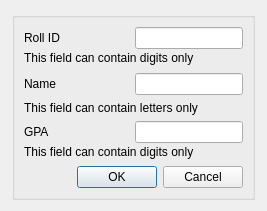
First picture: the form in addstudent_window.ui, repository giovanni-trabucco/studentdatabase, before the edit.
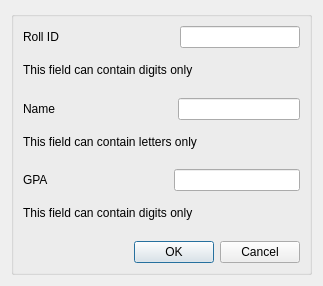
Second picture: the form after the edit.

Diff of the .ui file:
```diff
--- a/addstudent_window.ui
+++ b/addstudent_window.ui
@@ -6,26 +6,95 @@
    <rect>
     <x>0</x>
     <y>0</y>
-    <width>267</width>
-    <height>211</height>
+    <width>323</width>
+    <height>286</height>
    </rect>
   </property>
   <property name="windowTitle">
    <string>Dialog</string>
   </property>
+  <layout class="QGridLayout" name="gridLayout_2">
+   <item row="0" column="0">
   <widget class="QGroupBox" name="groupBox">
-   <property name="geometry">
-    <rect>
-     <x>12</x>
-     <y>12</y>
-     <width>243</width>
-     <height>188</height>
-    </rect>
-   </property>
    <property name="title">
     <string/>
    </property>
    <layout class="QGridLayout" name="gridLayout">
+      <item row="2" column="0">
+       <layout class="QVBoxLayout" name="verticalLayout_3">
+        <property name="spacing">
+         <number>0</number>
+        </property>
+        <property name="sizeConstraint">
+         <enum>QLayout::SetFixedSize</enum>
+        </property>
+        <item>
+         <layout class="QHBoxLayout" name="horizontalLayout_6">
+          <item>
+           <widget class="QLabel" name="lb_gpa">
+            <property name="text">
+             <string>GPA</string>
+            </property>
+           </widget>
+          </item>
+          <item>
+           <spacer name="horizontalSpacer_4">
+            <property name="orientation">
+             <enum>Qt::Horizontal</enum>
+            </property>
+            <property name="sizeHint" stdset="0">
+             <size>
+              <width>40</width>
+              <height>20</height>
+             </size>
+            </property>
+           </spacer>
+          </item>
+          <item>
+           <widget class="QLineEdit" name="le_gpa"/>
+          </item>
+         </layout>
+        </item>
+        <item>
+         <layout class="QHBoxLayout" name="horizontalLayout_7">
+          <property name="sizeConstraint">
+           <enum>QLayout::SetDefaultConstraint</enum>
+          </property>
+          <item>
+           <widget class="QLabel" name="lb_no_letters_in_gpa">
+            <property name="enabled">
+             <bool>true</bool>
+            </property>
+            <property name="font">
+             <font>
+              <pointsize>9</pointsize>
+             </font>
+            </property>
+            <property name="text">
+             <string>This field can contain digits only</string>
+            </property>
+           </widget>
+          </item>
+          <item>
+           <spacer name="verticalSpacer_3">
+            <property name="orientation">
+             <enum>Qt::Vertical</enum>
+            </property>
+            <property name="sizeType">
+             <enum>QSizePolicy::Expanding</enum>
+            </property>
+            <property name="sizeHint" stdset="0">
+             <size>
+              <width>20</width>
+              <height>5</height>
+             </size>
+            </property>
+           </spacer>
+          </item>
+         </layout>
+        </item>
+       </layout>
+      </item>
     <item row="3" column="0">
      <widget class="QDialogButtonBox" name="buttonBox">
       <property name="standardButtons">
@@ -33,72 +102,6 @@
       </property>
      </widget>
     </item>
-    <item row="1" column="0">
-     <layout class="QVBoxLayout" name="verticalLayout_2">
-      <property name="sizeConstraint">
-       <enum>QLayout::SetFixedSize</enum>
-      </property>
-      <item>
-       <layout class="QHBoxLayout" name="horizontalLayout_2">
-        <item>
-         <widget class="QLabel" name="lb_name">
-          <property name="text">
-           <string>Name</string>
-          </property>
-         </widget>
-        </item>
-        <item>
-         <spacer name="horizontalSpacer_2">
-          <property name="orientation">
-           <enum>Qt::Horizontal</enum>
-          </property>
-          <property name="sizeHint" stdset="0">
-           <size>
-            <width>40</width>
-            <height>20</height>
-           </size>
-          </property>
-         </spacer>
-        </item>
-        <item>
-         <widget class="QLineEdit" name="le_name"/>
-        </item>
-       </layout>
-      </item>
-      <item>
-       <layout class="QHBoxLayout" name="horizontalLayout_4">
-        <item>
-         <widget class="QLabel" name="lb_no_digits_in_name">
-          <property name="enabled">
-           <bool>true</bool>
-          </property>
-          <property name="font">
-           <font>
-            <pointsize>9</pointsize>
-           </font>
-          </property>
-          <property name="text">
-           <string>This field can contain letters only</string>
-          </property>
-         </widget>
-        </item>
-        <item>
-         <spacer name="verticalSpacer_2">
-          <property name="orientation">
-           <enum>Qt::Vertical</enum>
-          </property>
-          <property name="sizeHint" stdset="0">
-           <size>
-            <width>20</width>
-            <height>5</height>
-           </size>
-          </property>
-         </spacer>
-        </item>
-       </layout>
-      </item>
-     </layout>
-    </item>
     <item row="0" column="0">
      <layout class="QVBoxLayout" name="verticalLayout">
       <property name="spacing">
@@ -174,8 +177,8 @@
       </item>
      </layout>
     </item>
-    <item row="2" column="0">
-     <layout class="QVBoxLayout" name="verticalLayout_3">
+      <item row="1" column="0">
+       <layout class="QVBoxLayout" name="verticalLayout_4">
       <property name="spacing">
        <number>0</number>
       </property>
@@ -183,16 +186,16 @@
        <enum>QLayout::SetFixedSize</enum>
       </property>
       <item>
-       <layout class="QHBoxLayout" name="horizontalLayout_6">
+         <layout class="QHBoxLayout" name="horizontalLayout_5">
         <item>
-         <widget class="QLabel" name="lb_gpa">
+           <widget class="QLabel" name="lb_name">
           <property name="text">
-           <string>GPA</string>
+             <string>Name</string>
           </property>
          </widget>
         </item>
         <item>
-         <spacer name="horizontalSpacer_4">
+           <spacer name="horizontalSpacer_3">
           <property name="orientation">
            <enum>Qt::Horizontal</enum>
           </property>
@@ -205,17 +208,17 @@
          </spacer>
         </item>
         <item>
-         <widget class="QLineEdit" name="le_gpa"/>
+           <widget class="QLineEdit" name="le_name"/>
         </item>
        </layout>
       </item>
       <item>
-       <layout class="QHBoxLayout" name="horizontalLayout_7">
+         <layout class="QHBoxLayout" name="horizontalLayout_8">
         <property name="sizeConstraint">
          <enum>QLayout::SetDefaultConstraint</enum>
         </property>
         <item>
-         <widget class="QLabel" name="lb_no_letters_in_gpa">
+           <widget class="QLabel" name="lb_no_digits_in_name">
           <property name="enabled">
            <bool>true</bool>
           </property>
@@ -225,12 +228,12 @@
            </font>
           </property>
           <property name="text">
-           <string>This field can contain digits only</string>
+             <string>This field can contain letters only</string>
           </property>
          </widget>
         </item>
         <item>
-         <spacer name="verticalSpacer_3">
+           <spacer name="verticalSpacer_4">
           <property name="orientation">
            <enum>Qt::Vertical</enum>
           </property>
@@ -251,6 +254,8 @@
     </item>
    </layout>
   </widget>
+   </item>
+  </layout>
  </widget>
  <resources/>
  <connections/>
```
Lines whose indentation alone changed are shown as unchanged.
